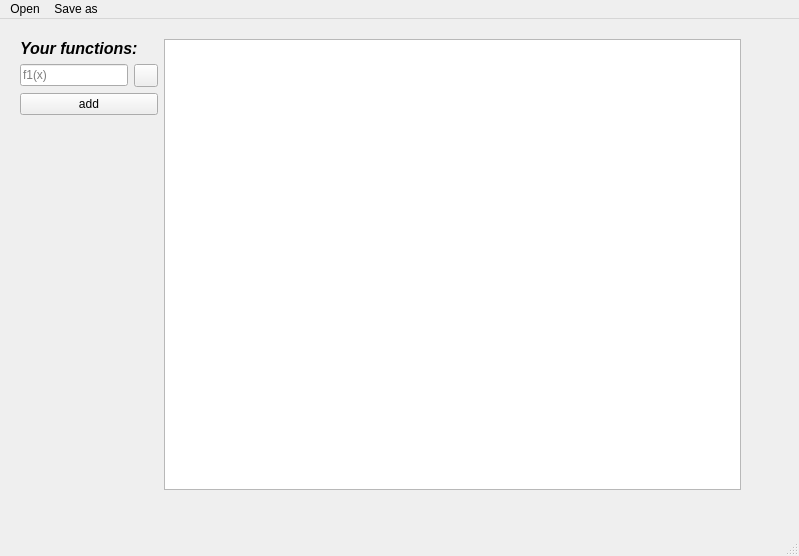
Old version of the form mainwindow.ui in the repository GGergy/QtDesmos.
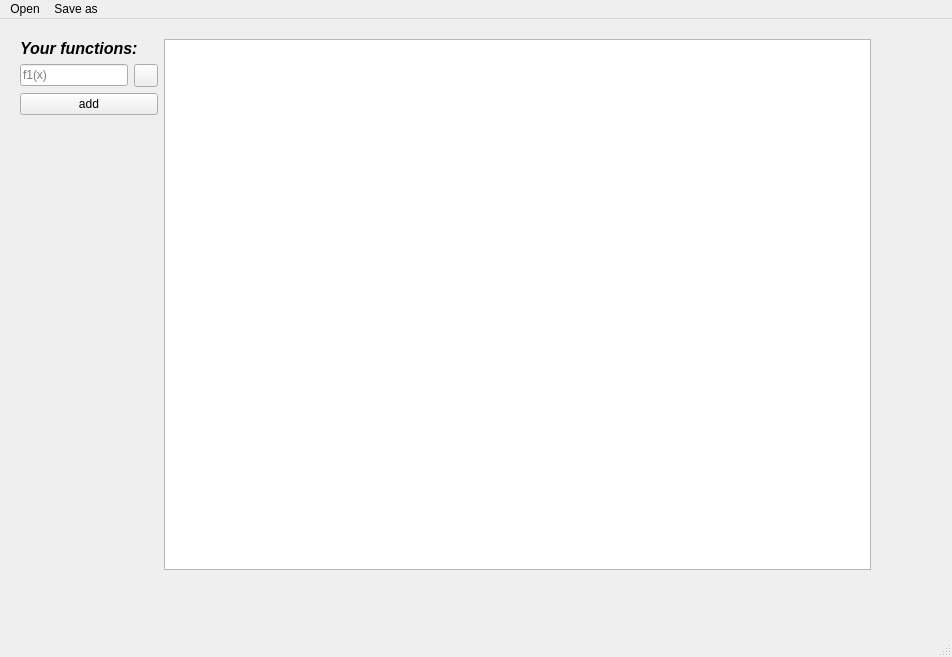
New version of the form. Custom widgets are drawn as their Qt base class.

```diff
--- a/mainwindow.ui
+++ b/mainwindow.ui
@@ -6,8 +6,8 @@
    <rect>
     <x>0</x>
     <y>0</y>
-    <width>799</width>
-    <height>556</height>
+    <width>952</width>
+    <height>657</height>
    </rect>
   </property>
   <property name="windowTitle">
@@ -19,8 +19,8 @@
      <rect>
       <x>20</x>
       <y>20</y>
-      <width>721</width>
-      <height>451</height>
+      <width>851</width>
+      <height>531</height>
      </rect>
     </property>
     <layout class="QHBoxLayout" name="RootLt" stretch="0,3">
@@ -98,7 +98,7 @@
     <rect>
      <x>0</x>
      <y>0</y>
-     <width>799</width>
+     <width>952</width>
      <height>22</height>
     </rect>
    </property>
```
Left out of the diff: 14 changed lines with no effect on the pictures.
